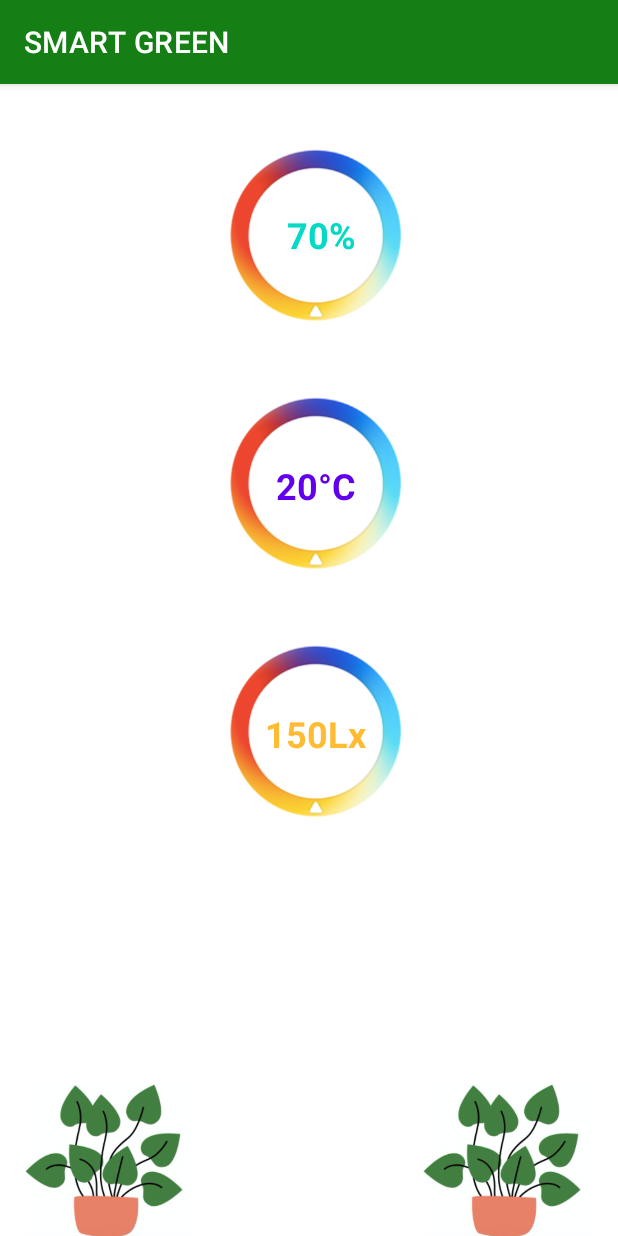
After one commit to graoudi/KotlinSmart, an Android app: the NeedActivity screen opened directly, with no data from a screen before it, on a phone screen of 412 x 824 dp. The commit adds this screen. Run offline under Robolectric (Android 15) with nearby library versions, the phone set to English and light mode, and no system bars; Roboto replaces fonts that are not available here.

Commit message:
humidity

```diff
--- a/app/src/main/AndroidManifest.xml
+++ b/app/src/main/AndroidManifest.xml
@@ -22,7 +22,7 @@
         android:roundIcon="@mipmap/ic_launcher_round"
         android:supportsRtl="true"
         android:theme="@style/Theme.SmartGreen">
-
+        <activity android:name=".NeedActivity"></activity>
         <activity android:name=".HumidityActivity" />
         <activity android:name=".TemperatureActivity" />
         <activity android:name=".SensorActivity" />
--- /dev/null
+++ b/app/src/main/java/fr/isen/kenza/smartgreen/NeedActivity.kt
@@ -0,0 +1,52 @@
+package fr.isen.kenza.smartgreen
+
+import android.content.Intent
+import androidx.appcompat.app.AppCompatActivity
+import android.os.Bundle
+import android.widget.SearchView
+import fr.isen.kenza.smartgreen.databinding.ActivityHomeBinding
+import fr.isen.kenza.smartgreen.databinding.ActivityNeedBinding
+
+class NeedActivity : AppCompatActivity() {
+    private lateinit var binding: ActivityNeedBinding
+    private var imagesList = mutableListOf<Int>()
+
+    var humidite  = arrayOf("50%", "60%", "70%")
+    var temperature  = arrayOf("15°C", "18°C", "20°C")
+    var lumiere  = arrayOf("200Lx", "300Lx", "150Lx")
+
+
+    override fun onCreate(savedInstanceState: Bundle?) {
+        super.onCreate(savedInstanceState)
+        binding = ActivityNeedBinding.inflate(layoutInflater)
+
+        setContentView(binding.root)
+
+        for (i in (humidite)){
+            binding.humText.text = i
+        }
+
+        for (i in (temperature)){
+            binding.tempText.text = i
+        }
+        for (i in (lumiere)){
+            binding.lightText.text = i
+        }
+        //postToList()
+
+    }
+
+/*
+    private fun addToList( image: Int){
+
+        imagesList.get(image)
+        binding.humText.text = "50%"
+    }
+    private fun postToList() {
+
+        addToList(R.drawable.hibiscus)
+    }
+
+
+ */
+    }
--- a/app/src/main/java/fr/isen/kenza/smartgreen/PlantActivity.kt
+++ b/app/src/main/java/fr/isen/kenza/smartgreen/PlantActivity.kt
@@ -1,11 +1,10 @@
 package fr.isen.kenza.smartgreen
 
+import android.content.Intent
 import androidx.appcompat.app.AppCompatActivity
 import android.os.Bundle
-import android.widget.ArrayAdapter
 import android.widget.SearchView
 import androidx.recyclerview.widget.LinearLayoutManager
-import fr.isen.kenza.smartgreen.databinding.ActivityHomeBinding
 import fr.isen.kenza.smartgreen.databinding.ActivityPlantBinding
 
 class PlantActivity : AppCompatActivity() {
@@ -13,15 +12,26 @@ class PlantActivity : AppCompatActivity() {
     lateinit var adapter: RecyclerView_Adapter
     private var titlesList = mutableListOf<String>()
     private var descList = mutableListOf<String>()
+    private var detailHum = mutableListOf<String>()
+
     private var imagesList = mutableListOf<Int>()
     override fun onCreate(savedInstanceState: Bundle?) {
         super.onCreate(savedInstanceState)
         binding = ActivityPlantBinding.inflate(layoutInflater)
         setContentView(binding.root)
         binding.PlantrecyclerView.layoutManager = LinearLayoutManager(this)
-        binding.PlantrecyclerView.adapter=  PlantAdapter(titlesList, descList, imagesList)
+        binding.PlantrecyclerView.adapter=  PlantAdapter(titlesList, descList, imagesList){
+            val intent = Intent(this, NeedActivity::class.java)
+            startActivity(intent)
+        }
 
         postToList()
+/*
+        binding.PlantrecyclerView.setOnClickListener{
+            val intent = Intent(this, NeedActivity::class.java)
+            startActivity(intent)
+        }
+*/
 
 
     }
@@ -30,6 +40,7 @@ class PlantActivity : AppCompatActivity() {
         titlesList.add(title)
         descList.add(description)
         imagesList.add((image))
+       // detailHum.add(detail)
 
 
         binding.searchBar.setOnQueryTextListener(object: SearchView.OnQueryTextListener{
@@ -48,14 +59,17 @@ class PlantActivity : AppCompatActivity() {
 
 
 
+
     }
 
     private fun postToList(){
 
         addToList("Rose", "Exposition : Lumière ambiante du soleil mais indirecte.",
             R.drawable.rose)
+
         addToList("Aloe Vera", "L’entretien de l’aloé vera doit être régulier mais modéré : pensez à arroser 1 fois par semaine environ, surtout lorsque le sol est sec en surface. ",
             R.drawable.aloevera)
+
         addToList("Anthurium", "La température d’une maison ou d’un appartement est idéal car elle doit être comprise en 18 et 21° toute l’année.",
             R.drawable.anthurium)
         addToList("Cactus",  "Arrosez uniquement votre cactée si le terreau est sec..",
@@ -92,5 +106,9 @@ class PlantActivity : AppCompatActivity() {
             R.drawable.camelia)
         addToList("Pivoine", "Les pivoines n’ont pas besoin d’un arrosage trop important. En revanche, en période de sécheresse, où les températures sont particulièrement hautes, il convient de leur apporter de l’eau pour que le sol soit humide.",
             R.drawable.pivoine)
+
+
     }
+
+
 }
--- a/app/src/main/java/fr/isen/kenza/smartgreen/PlantAdapter.kt
+++ b/app/src/main/java/fr/isen/kenza/smartgreen/PlantAdapter.kt
@@ -7,8 +7,11 @@ import android.widget.TextView
 import androidx.recyclerview.widget.RecyclerView
 import fr.isen.kenza.smartgreen.databinding.PlantadapterBinding
 
-class PlantAdapter (private var titles: List<String>,
-private var details : List<String>, private var images: List<Int>)
+class PlantAdapter(private var titles: List<String>,
+                   private var details: List<String>, private var images: List<Int>,private val listener: (List<Int>) -> Unit
+
+)
+
     :RecyclerView.Adapter<PlantAdapter.ViewHolder>(){
 
 
@@ -26,12 +29,21 @@ private var details : List<String>, private var images: List<Int>)
     val itemTitle: TextView = itemView.plantName
         val itemDetail: TextView= itemView.plantDetail
         val itemPicture: ImageView = itemView.catagoryImage
+       // val detail: TextView= itemView.hum
+        val layoutPlant = itemView.layoutPlant
+
+
     }
 
     override fun onBindViewHolder(holder: ViewHolder, position: Int) {
     holder.itemTitle.text = titles[position]
         holder.itemDetail.text = details[position]
+        //holder.detail.text = detailHum[position]
         holder.itemPicture.setImageResource(images[position])
+        holder.layoutPlant.setOnClickListener { listener.invoke(listOf(images[position])) }
+    }
 
-    }
+
+
+
 }
--- a/app/src/main/res/layout/activity_home.xml
+++ b/app/src/main/res/layout/activity_home.xml
@@ -19,7 +19,7 @@
 
     <Button
         android:id="@+id/buttonBle"
-        android:layout_width="wrap_content"
+        android:layout_width="125dp"
         android:layout_height="wrap_content"
         android:layout_below="@id/imageView3"
         android:layout_centerInParent="true"
@@ -28,7 +28,7 @@
 
     <Button
         android:id="@+id/buttonPlant"
-        android:layout_width="121dp"
+        android:layout_width="125dp"
         android:layout_height="wrap_content"
         android:layout_below="@id/buttonBle"
         android:layout_centerInParent="true"
@@ -37,7 +37,7 @@
 
     <Button
         android:id="@+id/buttonAutom"
-        android:layout_width="121dp"
+        android:layout_width="125dp"
         android:layout_height="wrap_content"
         android:layout_below="@id/buttonPlant"
         android:layout_centerInParent="true"
--- /dev/null
+++ b/app/src/main/res/layout/activity_need.xml
@@ -0,0 +1,107 @@
+<?xml version="1.0" encoding="utf-8"?>
+<androidx.constraintlayout.widget.ConstraintLayout xmlns:android="http://schemas.android.com/apk/res/android"
+    xmlns:app="http://schemas.android.com/apk/res-auto"
+    xmlns:tools="http://schemas.android.com/tools"
+    android:layout_width="match_parent"
+    android:layout_height="match_parent"
+    tools:context=".NeedActivity">
+
+    <ImageView
+        android:id="@+id/imageView2"
+        android:layout_width="113dp"
+        android:layout_height="105dp"
+        android:layout_marginStart="16dp"
+        android:layout_marginLeft="16dp"
+        app:layout_constraintBottom_toBottomOf="parent"
+        app:layout_constraintStart_toStartOf="parent"
+        app:srcCompat="@drawable/home_plant" />
+
+    <ImageView
+        android:id="@+id/humidityNeed"
+        android:layout_width="162dp"
+        android:layout_height="135dp"
+        android:layout_marginTop="30dp"
+        app:layout_constraintEnd_toEndOf="parent"
+        app:layout_constraintHorizontal_bias="0.518"
+        app:layout_constraintStart_toStartOf="parent"
+        app:layout_constraintTop_toTopOf="parent"
+        app:srcCompat="@drawable/rond" />
+
+    <ImageView
+        android:id="@+id/TemperatureNeed"
+        android:layout_width="162dp"
+        android:layout_height="135dp"
+        android:layout_marginTop="30dp"
+        app:layout_constraintEnd_toEndOf="parent"
+        app:layout_constraintHorizontal_bias="0.518"
+        app:layout_constraintStart_toStartOf="parent"
+        app:layout_constraintTop_toBottomOf="@+id/humidityNeed"
+        app:srcCompat="@drawable/rond" />
+
+    <ImageView
+        android:id="@+id/LightNeed"
+        android:layout_width="162dp"
+        android:layout_height="135dp"
+        android:layout_marginTop="30dp"
+        app:layout_constraintEnd_toEndOf="parent"
+        app:layout_constraintHorizontal_bias="0.518"
+        app:layout_constraintStart_toStartOf="parent"
+        app:layout_constraintTop_toBottomOf="@+id/TemperatureNeed"
+        app:srcCompat="@drawable/rond" />
+
+    <TextView
+        android:id="@+id/humText"
+        android:layout_width="58dp"
+        android:layout_height="37dp"
+        android:layout_marginTop="52dp"
+        android:gravity="center"
+        android:text="%"
+        android:textColor="?attr/colorControlActivated"
+        android:textSize="24sp"
+        android:textStyle="bold"
+        app:layout_constraintEnd_toEndOf="@+id/humidityNeed"
+        app:layout_constraintHorizontal_bias="0.538"
+        app:layout_constraintStart_toStartOf="@+id/humidityNeed"
+        app:layout_constraintTop_toTopOf="@+id/humidityNeed" />
+
+    <TextView
+        android:id="@+id/tempText"
+        android:layout_width="wrap_content"
+        android:layout_height="wrap_content"
+        android:layout_marginTop="56dp"
+        android:gravity="center"
+        android:text="°C"
+        android:textColor="@color/design_default_color_primary"
+        android:textSize="24sp"
+        android:textStyle="bold"
+        app:layout_constraintEnd_toEndOf="@+id/TemperatureNeed"
+        app:layout_constraintHorizontal_bias="0.503"
+        app:layout_constraintStart_toStartOf="@+id/TemperatureNeed"
+        app:layout_constraintTop_toTopOf="@+id/TemperatureNeed" />
+
+    <TextView
+        android:id="@+id/lightText"
+        android:layout_width="wrap_content"
+        android:layout_height="wrap_content"
+        android:layout_marginTop="56dp"
+        android:gravity="center"
+        android:text="Lx"
+        android:textColor="@android:color/holo_orange_light"
+        android:textSize="24sp"
+        android:textStyle="bold"
+        app:layout_constraintEnd_toEndOf="@+id/LightNeed"
+        app:layout_constraintHorizontal_bias="0.503"
+        app:layout_constraintStart_toStartOf="@+id/LightNeed"
+        app:layout_constraintTop_toTopOf="@+id/LightNeed" />
+
+    <ImageView
+        android:id="@+id/imageView"
+        android:layout_width="113dp"
+        android:layout_height="105dp"
+        app:layout_constraintBottom_toBottomOf="parent"
+        app:layout_constraintEnd_toEndOf="parent"
+        app:layout_constraintHorizontal_bias="0.899"
+        app:layout_constraintStart_toEndOf="@+id/imageView2"
+        app:srcCompat="@drawable/home_plant" />
+
+</androidx.constraintlayout.widget.ConstraintLayout>
--- a/app/src/main/res/layout/plantadapter.xml
+++ b/app/src/main/res/layout/plantadapter.xml
@@ -3,12 +3,9 @@
     xmlns:app="http://schemas.android.com/apk/res-auto"
     xmlns:tools="http://schemas.android.com/tools"
     android:id="@+id/layoutPlant"
-    android:layout_marginTop="30dp"
     android:layout_width="match_parent"
-    android:layout_height="wrap_content">
-
-
-
+    android:layout_height="wrap_content"
+    android:layout_marginTop="30dp">
 
 
     <ImageView
@@ -23,6 +20,7 @@
         app:layout_constraintStart_toStartOf="parent"
         app:layout_constraintTop_toTopOf="parent"
 
+        app:layout_constraintVertical_bias="0.0"
         app:srcCompat="@drawable/home_plant" />
 
     <TextView
@@ -50,6 +48,4 @@
         android:textSize="14sp"
         app:layout_constraintStart_toEndOf="@+id/catagoryImage"
         app:layout_constraintTop_toBottomOf="@+id/plantName" />
-
-
 </androidx.constraintlayout.widget.ConstraintLayout>
```
Also changed, not shown: app/src/main/res/drawable/rond.png (added).
